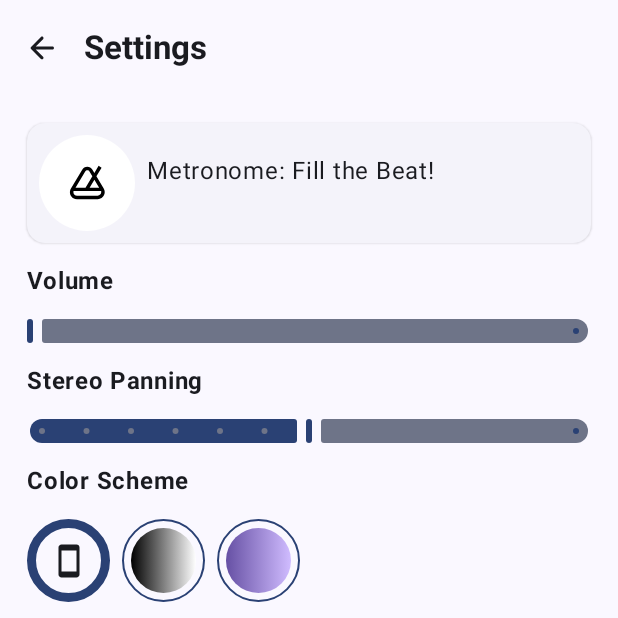
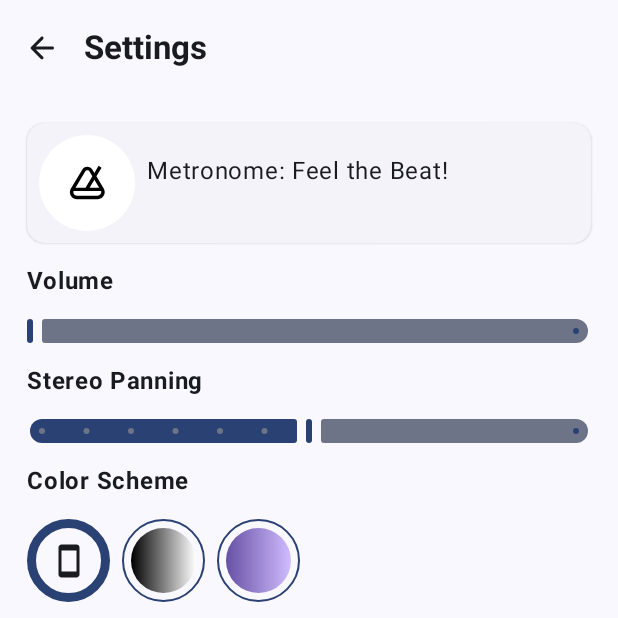
Before and after one commit to Merkost/Metronome, an Android app built with Jetpack Compose: the SettingsScreen screen opened through its navigation route, on a phone screen of 412 x 824 dp, the top half of it. Run offline under Robolectric (Android 15) with nearby library versions, the light colour scheme and no system bars; our stand-ins replace Timber; 1 statement that could not run was skipped.

Commit message:
app_full_name fix

```diff
--- a/app/src/main/res/values/strings.xml
+++ b/app/src/main/res/values/strings.xml
@@ -5,5 +5,5 @@
     <string name="notification_permission_title">Permission Needed</string>
     <string name="notification_permission_description">Allow Metronome: Feel the Beat! access to notifications in order to work in background.</string>
     <string name="notification_message">Running in background</string>
-    <string name="app_full_name">Metronome: Fill the Beat!</string>
+    <string name="app_full_name">Metronome: Feel the Beat!</string>
 </resources>
```
